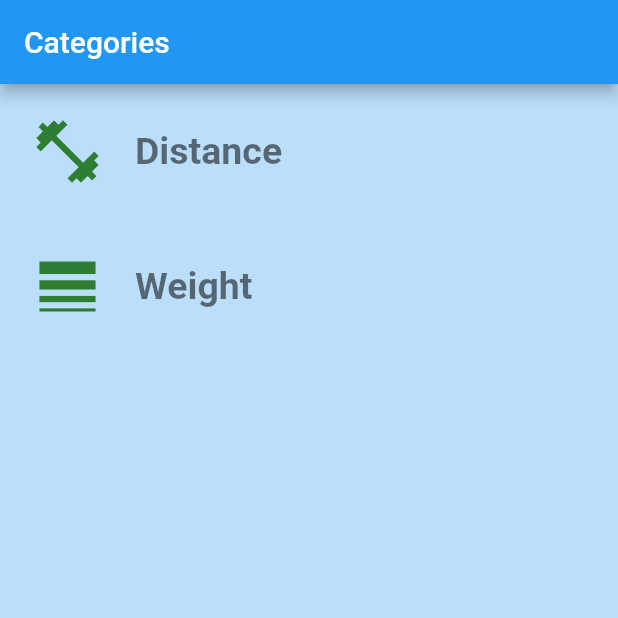
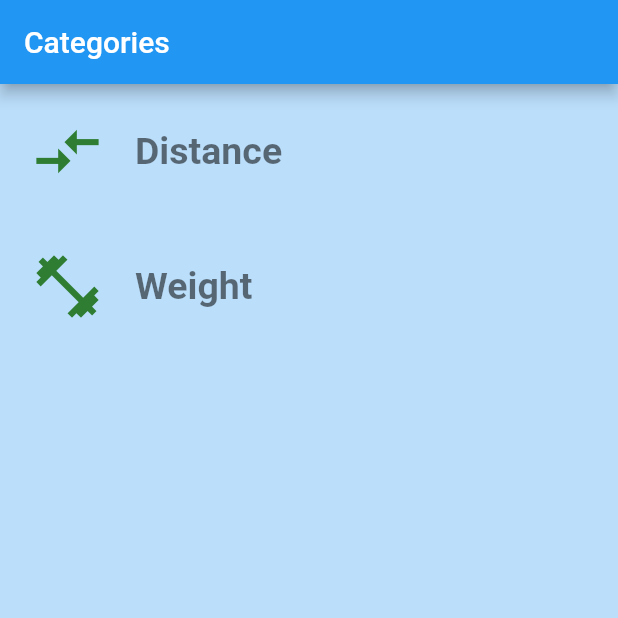
Before and after one commit to ezhivitsa/flutter_unit_converter, a Flutter app: the screen it shows after launch, on a phone screen of 412 x 824 dp, the top half of it. Run offline on Flutter 3.47's test engine with Material 2 defaults, Android fonts, the phone set to English and light mode, and no system bars.

```diff
--- a/lib/interfaces/category.dart
+++ b/lib/interfaces/category.dart
@@ -3,6 +3,8 @@ import 'package:flutter_unit_converter/models/select_item.dart';
 
 abstract class Category {
   List<Unit> getUnits();
+
+  String name;
 
   List<SelectItem> toSelectItems() {
     var units = getUnits();
@@ -12,6 +14,6 @@ abstract class Category {
         label: unit.name,
         value: unit.conversion,
       );
-    });
+    }).toList();
   }
 }
--- a/lib/models/distance_category.dart
+++ b/lib/models/distance_category.dart
@@ -3,6 +3,8 @@ import 'package:flutter_unit_converter/interfaces/category.dart';
 import 'package:flutter_unit_converter/models/unit.dart';
 
 class DistanceCategory extends Category {
+  String name = 'Distance';
+
   List<Unit> getUnits() {
     return <Unit>[
       Unit(name: 'Meter', conversion: 1),
--- a/lib/models/weight_category.dart
+++ b/lib/models/weight_category.dart
@@ -2,6 +2,8 @@ import 'package:flutter_unit_converter/interfaces/category.dart';
 import 'package:flutter_unit_converter/models/unit.dart';
 
 class WeightCategory extends Category {
+  String name = 'Weight';
+
   List<Unit> getUnits() {
     return <Unit>[
       Unit(name: 'Kilogram', conversion: 1),
--- a/lib/widgets/pages/categories/category_item.dart
+++ b/lib/widgets/pages/categories/category_item.dart
@@ -10,17 +10,24 @@ class CategoryItem extends StatelessWidget {
   final IconData icon;
   final String text;
   final Category category;
+  final Color color;
 
-  CategoryItem({this.icon, this.text, this.category});
+  CategoryItem({
+    this.icon,
+    this.text,
+    this.category,
+    this.color,
+  });
 
   Function onTap(BuildContext context) {
     return () {
       Navigator.push(
         context,
         MaterialPageRoute(
-            builder: (context) => UnitConverterRoute(
-              category: this.category,
-            )),
+          builder: (context) => UnitConverterRoute(
+            category: this.category,
+            color: this.color,
+          )),
       );
     };
   }
--- a/lib/widgets/pages/categories/route.dart
+++ b/lib/widgets/pages/categories/route.dart
@@ -31,14 +31,16 @@ class CategoryRoute extends StatelessWidget {
             orientation,
             children: <Widget>[
               CategoryItem(
-                  icon: Icons.fitness_center,
+                icon: Icons.compare_arrows,
                 text: 'Distance',
                 category: DistanceCategory(),
+                color: Colors.green,
               ),
               CategoryItem(
-                  icon: Icons.line_weight,
+                icon: Icons.fitness_center,
                 text: 'Weight',
                 category: WeightCategory(),
+                color: Colors.lightBlueAccent,
               ),
             ],
           );
```
Also changed, not shown: lib/widgets/pages/unit_converter/convert_container.dart (+5 -8 lines), lib/widgets/pages/unit_converter/route.dart (+43 -13 lines), lib/widgets/ui/input.dart (+30 -11 lines), lib/widgets/ui/select.dart (+4 -4 lines). Lines whose indentation alone changed are shown as unchanged.
